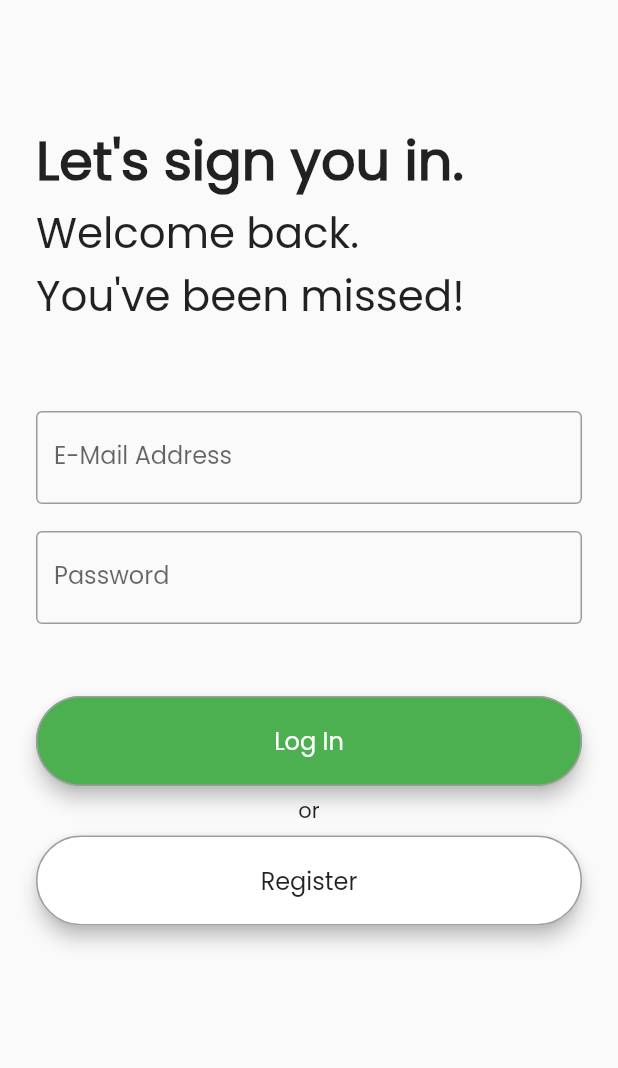
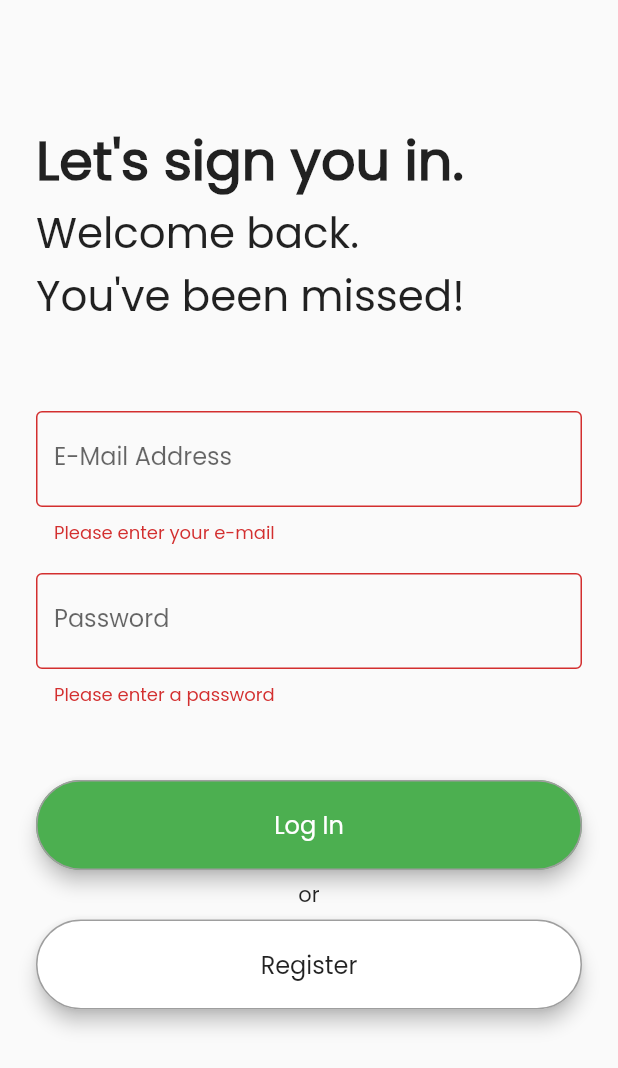
Before and after one commit to tryoasnafi/flutter-login, a Flutter app: the screen it shows after launch, after a tap on "Log In", on a phone screen of 412 x 824 dp. Shown: the top 1068 px of the screen. Run offline on Flutter 3.47's test engine with Material 2 defaults, Android fonts, the phone set to English and light mode, and no system bars; our stand-ins replace sqflite; accounts and stored records are empty.

Commit message:
Add input hint

```diff
--- a/lib/pages/login_page.dart
+++ b/lib/pages/login_page.dart
@@ -56,22 +56,29 @@ class _LoginPageState extends State<LoginPage> {
                       decoration: InputDecoration(
                         labelText: 'E-Mail Address',
                         border: OutlineInputBorder(borderSide: BorderSide()),
+                        hintText: 'email@example.com',
                       ),
-                      validator: (val) => val.length == 0 ? 'Enter Name' : null,
+                      validator: (val) => val.length == 0 ? 'Please enter your e-mail' : null,
                     ),
                     SizedBox(height: 18,),
                     TextFormField(
                       keyboardType: TextInputType.text,
                       decoration: InputDecoration(
-                          labelText: 'Password',
-                          border: OutlineInputBorder(borderSide: BorderSide()),
+                        labelText: 'Password',
+                        border: OutlineInputBorder(borderSide: BorderSide()),
+                        hintText: 'Enter password',
                       ),
                       obscureText: true,
-                      validator: (val) => val.length == 0 ? 'Enter Name' : null,
+                      validator: (val) => val.length == 0 ? 'Please enter a password' : null,
                     ),
                     SizedBox(height: 48,),
+                    // Log-in Button
                     MaterialButton(
-                      onPressed: () {},
+                      onPressed: () {
+                        if (_formKey.currentState.validate()) {
+
+                        }
+                      },
                       child: Text(
                         'Log In',
                         style: TextStyle(
@@ -97,6 +104,7 @@ class _LoginPageState extends State<LoginPage> {
                       textAlign: TextAlign.center,
                     ),
                     SizedBox(height: 6,),
+                    // Register Button
                     MaterialButton(
                       onPressed: () {
                         Navigator.pushNamed(
--- a/lib/pages/register_page.dart
+++ b/lib/pages/register_page.dart
@@ -52,8 +52,9 @@ class _RegisterPageState extends State<RegisterPage> {
                       decoration: InputDecoration(
                         labelText: 'Full Name',
                         border: OutlineInputBorder(borderSide: BorderSide()),
+                        hintText: 'Enter your name',
                       ),
-                      validator: (val) => val.length == 0 ? 'Enter Name' : null,
+                      validator: (val) => val.length == 0 ? 'Please enter your name' : null,
                     ),
                     SizedBox(height: 18,),
                     TextFormField(
@@ -61,8 +62,9 @@ class _RegisterPageState extends State<RegisterPage> {
                       decoration: InputDecoration(
                         labelText: 'E-Mail Address',
                         border: OutlineInputBorder(borderSide: BorderSide()),
+                        hintText: 'email@example.com',
                       ),
-                      validator: (val) => val.length == 0 ? 'Enter Name' : null,
+                      validator: (val) => val.length == 0 ? 'Please enter your e-mail' : null,
                     ),
                     SizedBox(height: 18,),
                     TextFormField(
@@ -70,9 +72,10 @@ class _RegisterPageState extends State<RegisterPage> {
                       decoration: InputDecoration(
                         labelText: 'Password',
                         border: OutlineInputBorder(borderSide: BorderSide()),
+                        hintText: 'Enter password',
                       ),
                       obscureText: true,
-                      validator: (val) => val.length == 0 ? 'Enter Name' : null,
+                      validator: (val) => val.length == 0 ? 'Please enter a password' : null,
                     ),
                     SizedBox(height: 18,),
                     TextFormField(
@@ -80,11 +83,13 @@ class _RegisterPageState extends State<RegisterPage> {
                       decoration: InputDecoration(
                         labelText: 'Confirmation Password',
                         border: OutlineInputBorder(borderSide: BorderSide()),
+                        hintText: 'Enter confirmation password',
                       ),
                       obscureText: true,
-                      validator: (val) => val.length == 0 ? 'Enter Name' : null,
+                      validator: (val) => val.length == 0 ? 'Please enter confirmation password' : null,
                     ),
                     SizedBox(height: 48,),
+                    // Register Button
                     MaterialButton(
                       onPressed: () {},
                       child: Text(
```
